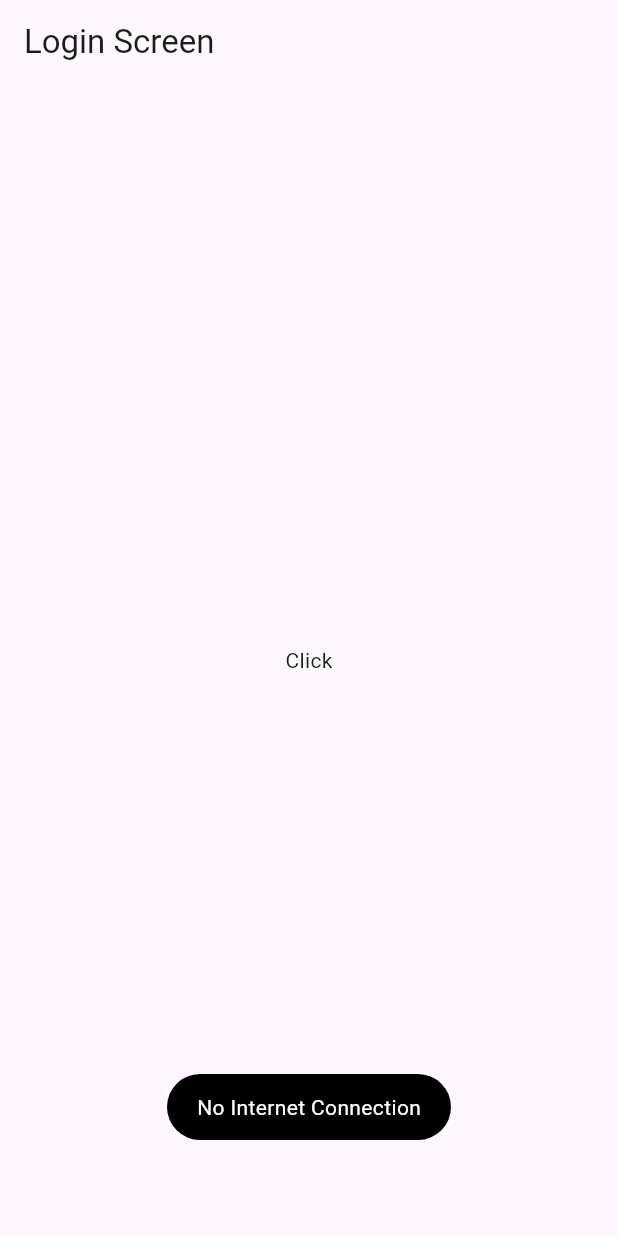
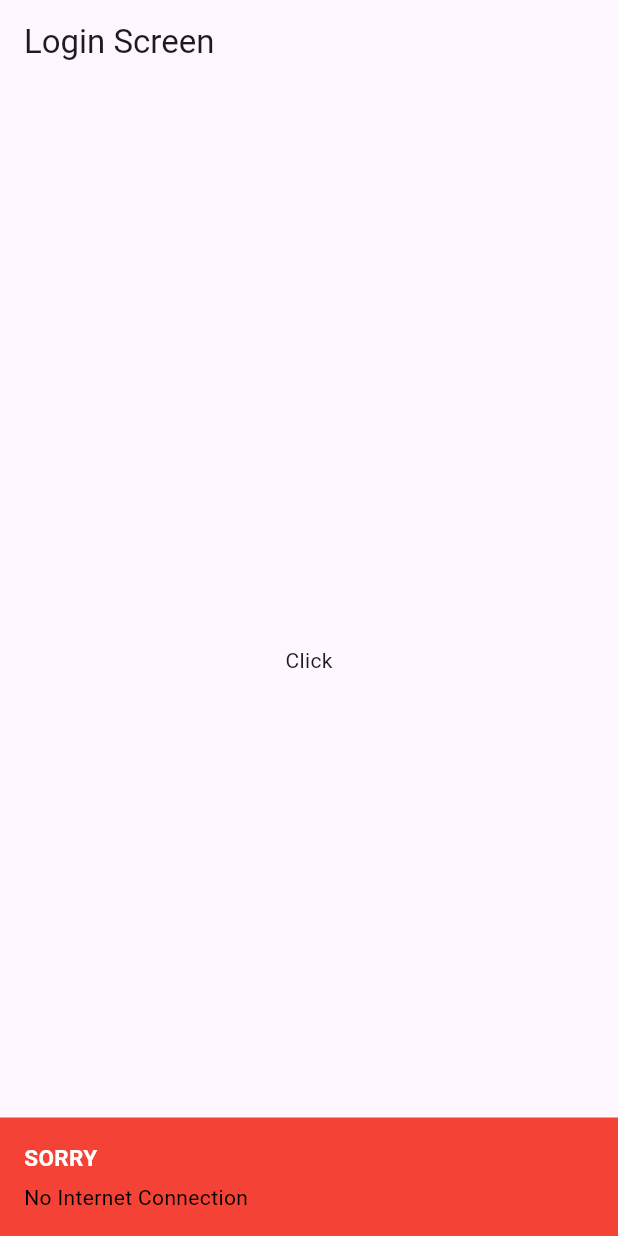
Before and after one commit to atik-sabuj/mvvm_provider, a Flutter app: the screen it shows after launch, after a tap on "Click", on a phone screen of 412 x 824 dp. Run offline on Flutter 3.47's test engine with Material 2 defaults, Android fonts, the phone set to English and light mode, and no system bars; drawn by our look-alikes of another_flushbar; our stand-ins replace fluttertoast.

Commit message:
Utils #4

```diff
--- a/lib/utils/utils.dart
+++ b/lib/utils/utils.dart
@@ -18,7 +18,12 @@ class Utils {
     showFlushbar(context: context,
     flushbar : Flushbar(
       message : message,
-    )
+      backgroundColor: Colors.red,
+      title: "SORRY",
+      messageColor: Colors.black,
+      duration: Duration(seconds: 5),
+    )..show(context),
+
     );
   }
 
--- a/lib/view/login_screen.dart
+++ b/lib/view/login_screen.dart
@@ -20,7 +20,8 @@ class _LoginScreenState extends State<LoginScreen> {
       body: Center(
         child: InkWell(
           onTap: (){
-            Utils.toastMessage('No Internet Connection');
+            Utils.flushBarErrorMessage('No Internet Connection', context);
+            //Utils.toastMessage('Click Me');
           },
           child: Text('Click')),
       ),
```
